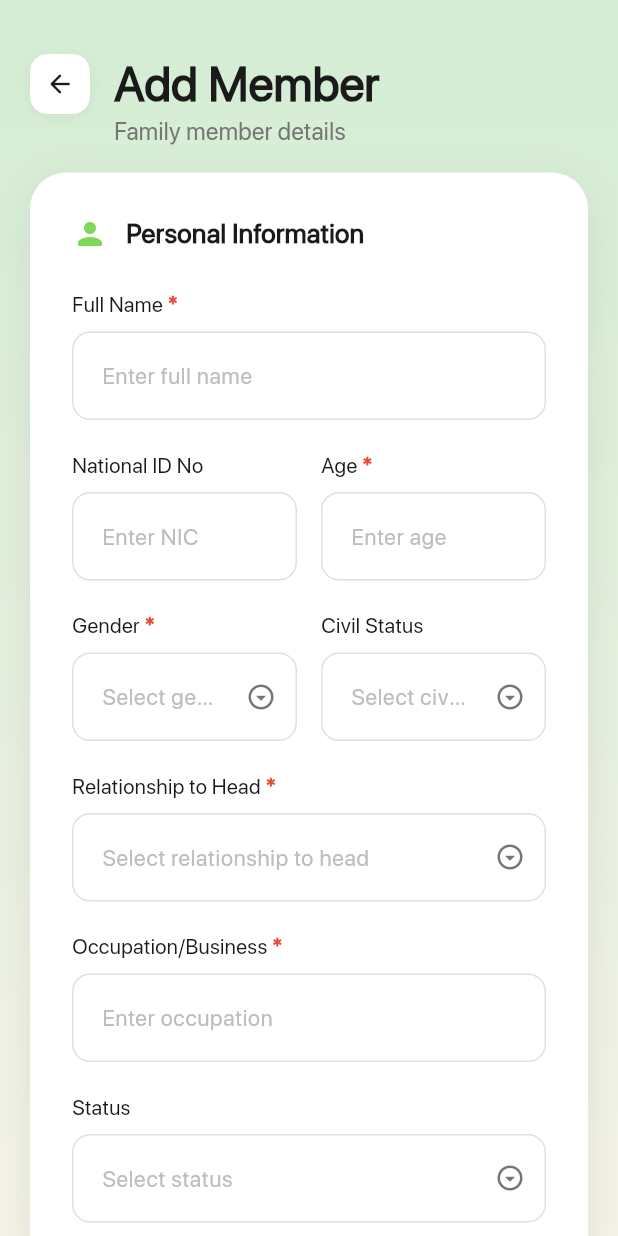
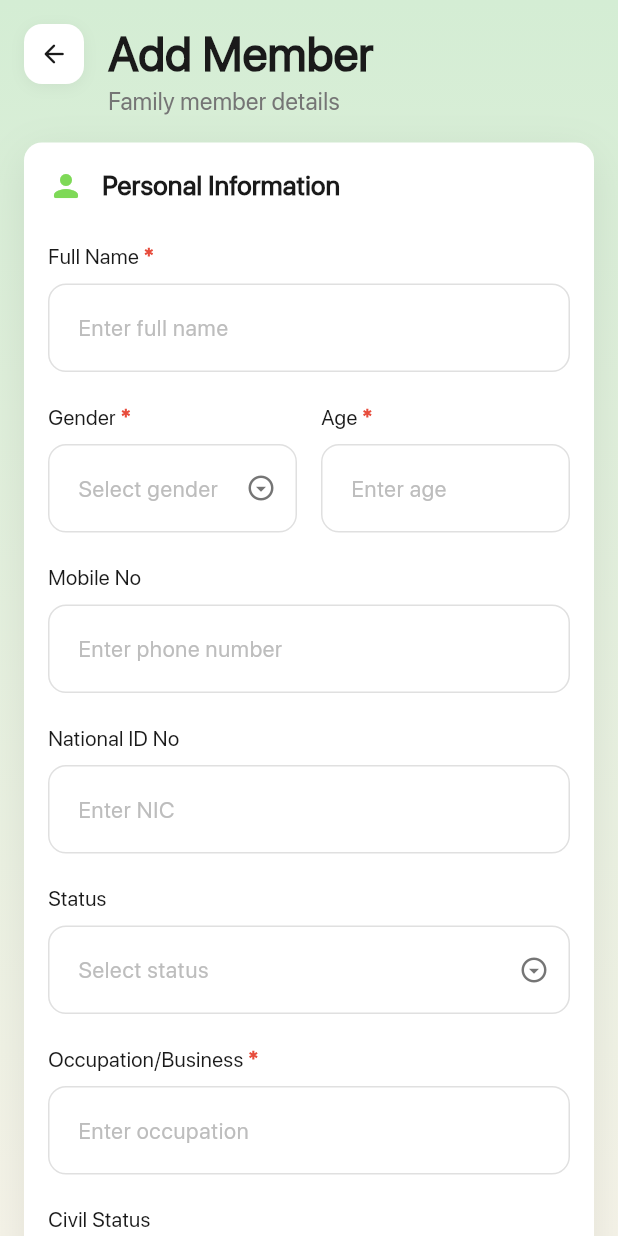
Before and after one commit to iamafzalhassan/mmf, a Flutter app: the FamilyForm screen opened directly, on a phone screen of 412 x 824 dp. Run offline on Flutter 3.47's test engine with Material 3 defaults, Android fonts, the phone set to English and light mode, and no system bars; our stand-ins replace dartz, equatable, flutter_bloc, get_it.

Commit message:
Form refactored

```diff
--- a/lib/domain/entities/family_member.dart
+++ b/lib/domain/entities/family_member.dart
@@ -7,6 +7,8 @@ class FamilyMember {
   final String relationship;
   final String occupation;
   final String status;
+  final String mobile;
+  final String zakath;
   final List<String> schoolEducation;
   final List<String> professionalQualifications;
   final List<String> madarasa;
@@ -22,6 +24,8 @@ class FamilyMember {
     required this.relationship,
     required this.occupation,
     required this.status,
+    required this.mobile,
+    required this.zakath,
     required this.schoolEducation,
     required this.professionalQualifications,
     required this.madarasa,
@@ -39,6 +43,8 @@ class FamilyMember {
       'relationship': relationship,
       'occupation': occupation,
       'status': status,
+      'mobile': mobile,
+      'zakath': zakath,
       'schoolEducation': schoolEducation.join(', '),
       'professionalQualifications': professionalQualifications.join(', '),
       'madarasa': madarasa.join(', '),
--- a/lib/domain/entities/form_data.dart
+++ b/lib/domain/entities/form_data.dart
@@ -4,18 +4,14 @@ class FormData {
   final String refNo;
   final String admissionNo;
   final String address;
-  final String mobile;
   final String ownership;
-  final String zakath;
   final List<FamilyMember> familyMembers;
 
   FormData({
     required this.refNo,
     required this.admissionNo,
     required this.address,
-    required this.mobile,
     required this.ownership,
-    required this.zakath,
     required this.familyMembers,
   });
 
@@ -24,9 +20,7 @@ class FormData {
       'refNo': refNo,
       'admissionNo': admissionNo,
       'address': address,
-      'mobile': mobile,
       'ownership': ownership,
-      'zakath': zakath,
       'familyMembers': familyMembers.map((m) => m.toJson()).toList(),
       'timestamp': DateTime.now().toIso8601String(),
     };
--- a/lib/presentation/cubits/family_member_cubit.dart
+++ b/lib/presentation/cubits/family_member_cubit.dart
@@ -9,6 +9,7 @@ class FamilyMemberCubit extends Cubit<FamilyMemberState> {
   final TextEditingController nicController = TextEditingController();
   final TextEditingController ageController = TextEditingController();
   final TextEditingController occupationController = TextEditingController();
+  final TextEditingController mobileController = TextEditingController();
   final GlobalKey<FormState> formKey = GlobalKey<FormState>();
 
   FamilyMemberCubit() : super(FamilyMemberState());
@@ -19,6 +20,7 @@ class FamilyMemberCubit extends Cubit<FamilyMemberState> {
     nicController.text = member.nic;
     ageController.text = member.age;
     occupationController.text = member.occupation;
+    mobileController.text = member.mobile;
 
     emit(FamilyMemberState(
       name: member.name,
@@ -29,6 +31,8 @@ class FamilyMemberCubit extends Cubit<FamilyMemberState> {
       relationship: member.relationship,
       occupation: member.occupation,
       status: member.status,
+      mobile: member.mobile,
+      zakath: member.zakath,
       schoolEducation: member.schoolEducation,
       professionalQualifications: member.professionalQualifications,
       madarasa: member.madarasa,
@@ -78,6 +82,14 @@ class FamilyMemberCubit extends Cubit<FamilyMemberState> {
 
   void updateStatus(String value) {
     emit(state.copyWith(status: value));
+  }
+
+  void updateMobile(String value) {
+    emit(state.copyWith(mobile: value));
+  }
+
+  void updateZakath(String value) {
+    emit(state.copyWith(zakath: value));
   }
 
   void toggleSchoolEducation(String value) {
@@ -139,6 +151,7 @@ class FamilyMemberCubit extends Cubit<FamilyMemberState> {
     nicController.clear();
     ageController.clear();
     occupationController.clear();
+    mobileController.clear();
     emit(FamilyMemberState());
   }
 
@@ -148,6 +161,7 @@ class FamilyMemberCubit extends Cubit<FamilyMemberState> {
     nicController.dispose();
     ageController.dispose();
     occupationController.dispose();
+    mobileController.dispose();
     return super.close();
   }
 }
--- a/lib/presentation/cubits/family_member_state.dart
+++ b/lib/presentation/cubits/family_member_state.dart
@@ -9,6 +9,8 @@ class FamilyMemberState {
   final String relationship;
   final String occupation;
   final String status;
+  final String mobile;
+  final String zakath;
   final List<String> schoolEducation;
   final List<String> professionalQualifications;
   final List<String> madarasa;
@@ -24,6 +26,8 @@ class FamilyMemberState {
     this.relationship = '',
     this.occupation = '',
     this.status = '',
+    this.mobile = '',
+    this.zakath = '',
     this.schoolEducation = const [],
     this.professionalQualifications = const [],
     this.madarasa = const [],
@@ -40,6 +44,8 @@ class FamilyMemberState {
     String? relationship,
     String? occupation,
     String? status,
+    String? mobile,
+    String? zakath,
     List<String>? schoolEducation,
     List<String>? professionalQualifications,
     List<String>? madarasa,
@@ -55,6 +61,8 @@ class FamilyMemberState {
       relationship: relationship ?? this.relationship,
       occupation: occupation ?? this.occupation,
       status: status ?? this.status,
+      mobile: mobile ?? this.mobile,
+      zakath: zakath ?? this.zakath,
       schoolEducation: schoolEducation ?? this.schoolEducation,
       professionalQualifications: professionalQualifications ?? this.professionalQualifications,
       madarasa: madarasa ?? this.madarasa,
@@ -73,6 +81,8 @@ class FamilyMemberState {
       relationship: relationship,
       occupation: occupation,
       status: status,
+      mobile: mobile,
+      zakath: zakath,
       schoolEducation: schoolEducation,
       professionalQualifications: professionalQualifications,
       madarasa: madarasa,
--- a/lib/presentation/cubits/main_form_state.dart
+++ b/lib/presentation/cubits/main_form_state.dart
@@ -6,9 +6,7 @@ class MainFormState extends Equatable {
   final String refNo;
   final String admissionNo;
   final String address;
-  final String mobile;
   final String ownership;
-  final String zakath;
   final List<FamilyMember> familyMembers;
   final bool isLoading;
   final bool isSuccess;
@@ -18,9 +16,7 @@ class MainFormState extends Equatable {
     required this.refNo,
     this.admissionNo = '',
     this.address = '',
-    this.mobile = '',
     this.ownership = '',
-    this.zakath = '',
     this.familyMembers = const [],
     this.isLoading = false,
     this.isSuccess = false,
@@ -38,9 +34,7 @@ class MainFormState extends Equatable {
     refNo,
     admissionNo,
     address,
-    mobile,
     ownership,
-    zakath,
     familyMembers,
     isLoading,
     isSuccess,
@@ -51,9 +45,7 @@ class MainFormState extends Equatable {
     String? refNo,
     String? admissionNo,
     String? address,
-    String? mobile,
     String? ownership,
-    String? zakath,
     List<FamilyMember>? familyMembers,
     bool? isLoading,
     bool? isSuccess,
@@ -63,9 +55,7 @@ class MainFormState extends Equatable {
       refNo: refNo ?? this.refNo,
       admissionNo: admissionNo ?? this.admissionNo,
       address: address ?? this.address,
-      mobile: mobile ?? this.mobile,
       ownership: ownership ?? this.ownership,
-      zakath: zakath ?? this.zakath,
       familyMembers: familyMembers ?? this.familyMembers,
       isLoading: isLoading ?? this.isLoading,
       isSuccess: isSuccess ?? this.isSuccess,
--- a/lib/presentation/pages/family_form.dart
+++ b/lib/presentation/pages/family_form.dart
@@ -43,7 +43,7 @@ class FamilyForm extends StatelessWidget {
 
                 return SingleChildScrollView(
                   child: Padding(
-                    padding: const EdgeInsets.all(20),
+                    padding: const EdgeInsets.all(16),
                     child: Column(
                       children: [
                         _buildAppBar(context),
@@ -52,7 +52,7 @@ class FamilyForm extends StatelessWidget {
                           child: Container(
                             decoration: BoxDecoration(
                               color: AppTheme.cardBackground,
-                              borderRadius: BorderRadius.circular(24),
+                              borderRadius: BorderRadius.circular(12),
                               boxShadow: [
                                 BoxShadow(
                                   color: Colors.black.withOpacity(0.08),
@@ -62,7 +62,7 @@ class FamilyForm extends StatelessWidget {
                               ],
                             ),
                             child: Padding(
-                              padding: const EdgeInsets.all(28),
+                              padding: const EdgeInsets.all(16),
                               child: Column(
                                 crossAxisAlignment: CrossAxisAlignment.start,
                                 children: [
@@ -81,6 +81,10 @@ class FamilyForm extends StatelessWidget {
                                       cubit, state),
                                   const SizedBox(height: 24),
                                   _buildSpecialNeedsSection(cubit, state),
+                                  const SizedBox(height: 32),
+                                  const Divider(height: 1),
+                                  const SizedBox(height: 32),
+                                  _buildAdditionalInfoSection(cubit, state),
                                   const SizedBox(height: 32),
                                   _buildActionButtons(context, cubit, state),
                                 ],
@@ -102,7 +106,7 @@ class FamilyForm extends StatelessWidget {
 
   Widget _buildAppBar(BuildContext context) {
     return Container(
-      padding: const EdgeInsets.symmetric(vertical: 16),
+      padding: const EdgeInsets.only(bottom: 16),
       child: Row(
         crossAxisAlignment: CrossAxisAlignment.start,
         children: [
@@ -166,6 +170,8 @@ class FamilyForm extends StatelessWidget {
 
   Widget _buildPersonalInfoSection(
       FamilyMemberCubit cubit, FamilyMemberState state) {
+    final isHeadOfFamily = state.relationship == 'Head of Family';
+
     return Column(
       crossAxisAlignment: CrossAxisAlignment.start,
       children: [
@@ -195,11 +201,12 @@ class FamilyForm extends StatelessWidget {
         Row(
           children: [
             Expanded(
-              child: CustomTextField(
-                label: 'National ID No',
-                controller: cubit.nicController,
-                onChanged: cubit.updateNic,
-                hintText: 'Enter NIC',
+              child: CustomDropdown(
+                label: 'Gender',
+                value: state.gender,
+                items: const ['Male', 'Female'],
+                onChanged: cubit.updateGender,
+                isRequired: true,
               ),
             ),
             const SizedBox(width: 16),
@@ -217,27 +224,65 @@ class FamilyForm extends StatelessWidget {
           ],
         ),
         const SizedBox(height: 20),
-        Row(
-          children: [
-            Expanded(
-              child: CustomDropdown(
-                label: 'Gender',
-                value: state.gender,
-                items: const ['Male', 'Female'],
-                onChanged: cubit.updateGender,
-                isRequired: true,
-              ),
-            ),
-            const SizedBox(width: 16),
-            Expanded(
-              child: CustomDropdown(
-                label: 'Civil Status',
-                value: state.civilStatus,
-                items: const ['Married', 'Single', 'Divorced', 'Widow'],
-                onChanged: cubit.updateCivilStatus,
-              ),
-            ),
+        CustomTextField(
+          label: 'Mobile No',
+          controller: cubit.mobileController,
+          onChanged: cubit.updateMobile,
+          isRequired: isHeadOfFamily,
+          keyboardType: TextInputType.phone,
+          hintText: 'Enter phone number',
+          inputFormatters: [
+            FilteringTextInputFormatter.digitsOnly,
+            LengthLimitingTextInputFormatter(10),
           ],
+          validator: (val) {
+            if (isHeadOfFamily) {
+              if (val?.isEmpty ?? true)
+                return 'Mobile number is required for Head of Family';
+              if (val!.length != 10 || !val.startsWith('07')) {
+                return 'Invalid mobile number';
+              }
+            } else if (val != null && val.isNotEmpty) {
+              if (val.length != 10 || !val.startsWith('07')) {
+                return 'Invalid mobile number';
+              }
+            }
+            return null;
+          },
+        ),
+        const SizedBox(height: 20),
+        CustomTextField(
+          label: 'National ID No',
+          controller: cubit.nicController,
+          onChanged: cubit.updateNic,
+          hintText: 'Enter NIC',
+        ),
+        const SizedBox(height: 20),
+        CustomDropdown(
+          label: 'Status',
+          value: state.status,
+          items: const [
+            'Studying Only',
+            'Working Only',
+            'Studying and Working',
+            'Not Working/Studying'
+          ],
+          onChanged: cubit.updateStatus,
+        ),
+        const SizedBox(height: 20),
+        CustomTextField(
+          label: 'Occupation/Business',
+          controller: cubit.occupationController,
+          onChanged: cubit.updateOccupation,
+          isRequired: true,
+          hintText: 'Enter occupation',
+        ),
+        const SizedBox(height: 20),
+        CustomDropdown(
+          label: 'Civil Status',
+          value: state.civilStatus,
+          items: const ['Married', 'Single', 'Divorced', 'Widow'],
+          onChanged: cubit.updateCivilStatus,
         ),
         const SizedBox(height: 20),
         CustomDropdown(
@@ -258,26 +303,6 @@ class FamilyForm extends StatelessWidget {
           ],
           onChanged: cubit.updateRelationship,
           isRequired: true,
-        ),
-        const SizedBox(height: 20),
-        CustomTextField(
-          label: 'Occupation/Business',
-          controller: cubit.occupationController,
-          onChanged: cubit.updateOccupation,
-          isRequired: true,
-          hintText: 'Enter occupation',
-        ),
-        const SizedBox(height: 20),
-        CustomDropdown(
-          label: 'Status',
-          value: state.status,
-          items: const [
-            'Studying Only',
-            'Working Only',
-            'Studying and Working',
-            'Not Working/Studying'
-          ],
-          onChanged: cubit.updateStatus,
         ),
       ],
     );
@@ -499,6 +524,37 @@ class FamilyForm extends StatelessWidget {
     );
   }
 
+  Widget _buildAdditionalInfoSection(
+      FamilyMemberCubit cubit, FamilyMemberState state) {
+    return Column(
+      crossAxisAlignment: CrossAxisAlignment.start,
+      children: [
+        const Row(
+          children: [
+            Icon(Icons.info_rounded, color: AppTheme.primaryColor, size: 24),
+            SizedBox(width: 12),
+            Text(
+              'Additional Information',
+              style: TextStyle(
+                fontSize: 18,
+                fontWeight: FontWeight.w600,
+                color: AppTheme.textPrimary,
+              ),
+            ),
+          ],
+        ),
+        const SizedBox(height: 24),
+        CustomDropdown(
+          label: 'Eligible For Zakath',
+          value: state.zakath,
+          items: const ['Yes', 'No'],
+          onChanged: cubit.updateZakath,
+          isRequired: true,
+        ),
+      ],
+    );
+  }
+
   Widget _buildActionButtons(
       BuildContext context, FamilyMemberCubit cubit, FamilyMemberState state) {
     return Row(
```
Also changed, not shown: lib/presentation/cubits/main_form_cubit.dart (+0 -10 lines), lib/presentation/pages/mahalla_form.dart (+10 -46 lines).
